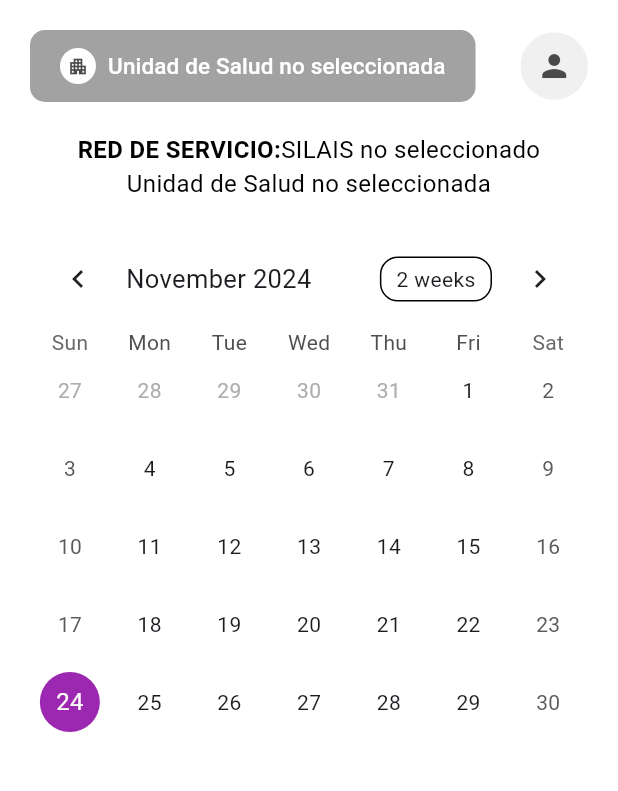
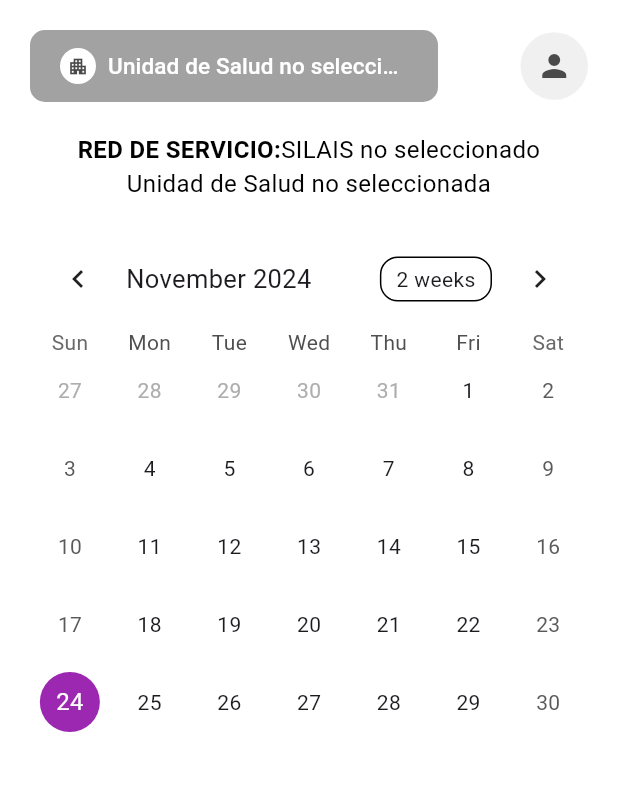
Before and after one commit to Alvaro-Hernandez/SIVEN_APP, a Flutter app: the GestionJornadas screen opened by its route, on a phone screen of 412 x 824 dp, the part 84-875 px from its top. Run offline on Flutter 3.47's test engine with Material 3 defaults, Android fonts, the phone set to English and light mode, and no system bars; drawn by our look-alikes of table_calendar; our stand-ins replace connectivity_plus, dropdown_search, flutter_map, flutter_secure_storage, latlong2, location and 5 more; missing offline and left inert: bcrypt, geojson; accounts and stored records are empty; network calls fail.

Commit message:
:lipstick: Modificar el contenedor del Encabezado

```diff
--- a/lib/widgets/Encabezado_reporte_analisis.dart
+++ b/lib/widgets/Encabezado_reporte_analisis.dart
@@ -171,9 +171,14 @@ class _BotonCentroSaludState extends State<BotonCentroSalud> {
         backgroundColor: Colors.white,
         child: const Icon(Icons.apartment, color: Color(0xFF4A4A4A), size: 14),
       ),
-      label: Text(
-        displayUnidadSaludName,
-        style: const TextStyle(color: Colors.white, fontSize: 15),
+      label: Container(
+        width: 200,
+        child: Text(
+          displayUnidadSaludName,
+          style: const TextStyle(color: Colors.white, fontSize: 15),
+          overflow: TextOverflow.ellipsis,
+          maxLines: 1,
+        ),
       ),
       style: ElevatedButton.styleFrom(
         backgroundColor: const Color.fromARGB(255, 163, 162, 162),
```
